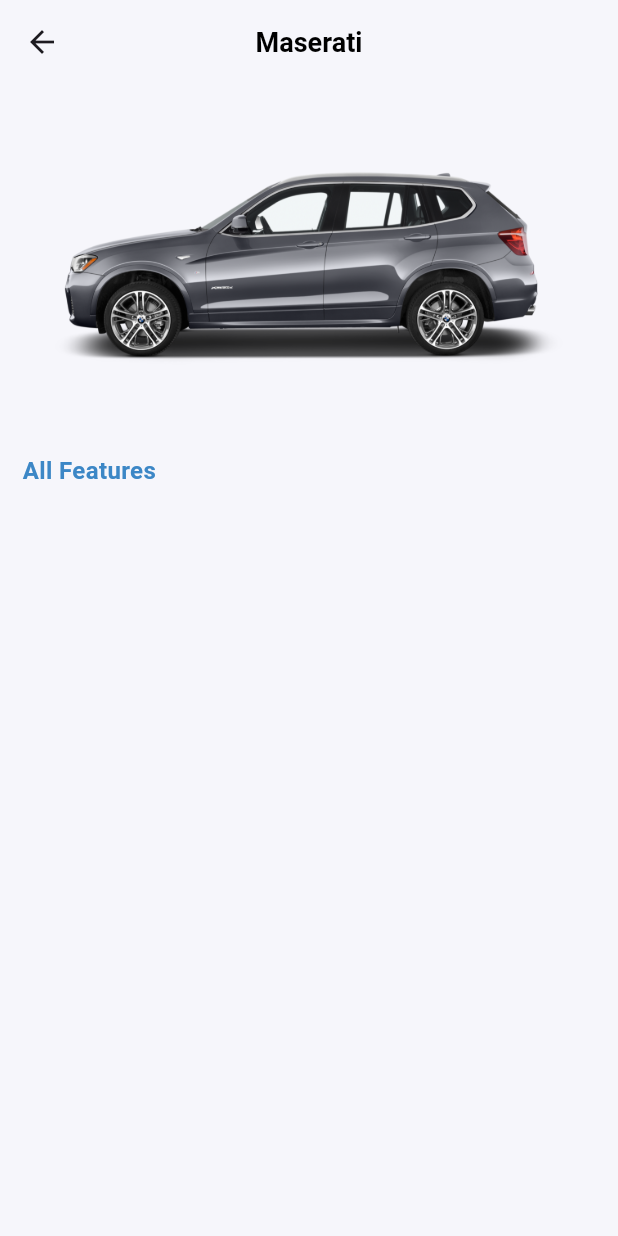
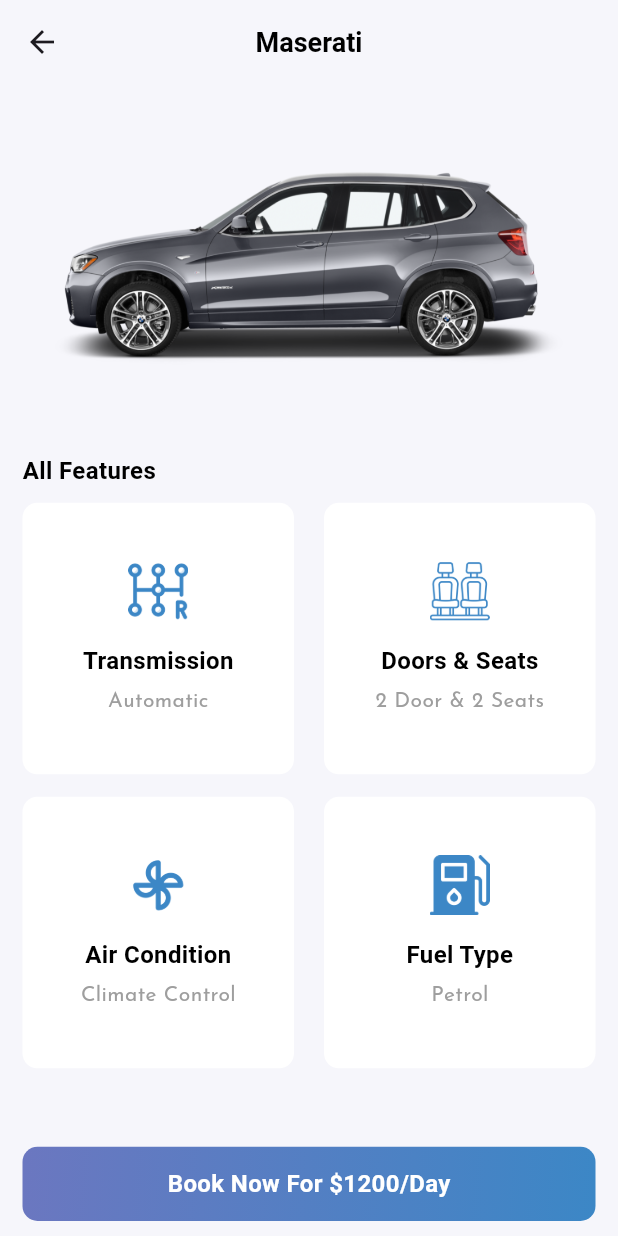
Before and after one commit to ihsankhan-752/Carvana, a Flutter app: the CustomNavbarView screen opened by its route, after a tap on "Maserati", on a phone screen of 412 x 824 dp. Run offline on Flutter 3.47's test engine with Material 3 defaults, Android fonts, the phone set to English and light mode, and no system bars; our stand-ins replace cloud_firestore, firebase_auth, firebase_core, fluttertoast, get, google_fonts and 1 more; accounts and stored records are empty; network calls fail.

Commit message:
Home Detail View completed

```diff
--- /dev/null
+++ b/lib/models/car/car_features_model.dart
@@ -0,0 +1,11 @@
+class CarFeaturesModel {
+  final String icon;
+  final String title;
+  final String subTitle;
+
+  const CarFeaturesModel({
+    required this.icon,
+    required this.title,
+    required this.subTitle,
+  });
+}
--- a/lib/res/assets/app_icons.dart
+++ b/lib/res/assets/app_icons.dart
@@ -1,4 +1,8 @@
 class AppIcons {
   static const String licenseIcon = 'assets/icons/license.png';
   static const String passportIcon = 'assets/icons/passport.png';
+  static const String transmissionIcon = 'assets/icons/transmission.png';
+  static const String seatIcon = 'assets/icons/seat.png';
+  static const String acIcon = 'assets/icons/ac.png';
+  static const String fuelIcon = 'assets/icons/fuel.png';
 }
--- a/lib/res/lists/lists.dart
+++ b/lib/res/lists/lists.dart
@@ -1,9 +1,11 @@
+import 'package:carvana/models/car/car_features_model.dart';
 import 'package:carvana/models/notification/notification_model.dart';
 import 'package:carvana/res/assets/app_images.dart';
 import 'package:carvana/res/assets/car_logos.dart';
 import 'package:flutter/material.dart';
 
 import '../../models/car/car_model.dart';
+import '../assets/app_icons.dart';
 
 List<NotificationModel> notificationList = const [
   NotificationModel(
@@ -44,3 +46,10 @@ List<CarModel> carList = [
   CarModel(carName: "Maserati", carImage: AppImages.audiCar),
   CarModel(carName: "BMW 2 Series", carImage: AppImages.bmwCar),
 ];
+
+List<CarFeaturesModel> carFeaturesList = const [
+  CarFeaturesModel(icon: AppIcons.transmissionIcon, title: "Transmission", subTitle: "Automatic"),
+  CarFeaturesModel(icon: AppIcons.seatIcon, title: "Doors & Seats", subTitle: "2 Door & 2 Seats"),
+  CarFeaturesModel(icon: AppIcons.acIcon, title: "Air Condition", subTitle: "Climate Control"),
+  CarFeaturesModel(icon: AppIcons.fuelIcon, title: "Fuel Type", subTitle: "Petrol"),
+];
--- a/lib/view/navbar/home/home_detail_view.dart
+++ b/lib/view/navbar/home/home_detail_view.dart
@@ -1,7 +1,10 @@
 import 'package:carvana/models/car/car_model.dart';
 import 'package:carvana/res/colors/app_colors.dart';
+import 'package:carvana/res/components/buttons/primary_button.dart';
 import 'package:carvana/res/text_styles/app_text_styles.dart';
+import 'package:carvana/view/navbar/home/widgets/all_features_widget_detail_view.dart';
 import 'package:flutter/material.dart';
+import 'package:get/get.dart';
 
 class HomeDetailView extends StatefulWidget {
   final CarModel carModel;
@@ -30,7 +33,8 @@ class _HomeDetailViewState extends State<HomeDetailView> {
         title: Text(widget.carModel.carName, style: AppTextStyles.h1Bold.copyWith(fontSize: 18)),
         centerTitle: true,
       ),
-      body: Column(
+      body: SingleChildScrollView(
+        child: Column(
           crossAxisAlignment: CrossAxisAlignment.start,
           children: [
             Center(
@@ -56,15 +60,24 @@ class _HomeDetailViewState extends State<HomeDetailView> {
                 children: [
                   Text(
                     "All Features",
-                  style: AppTextStyles.h1Bold.copyWith(
-                    color: AppColors.primaryColor,
+                    style: AppTextStyles.h1Bold.copyWith(),
                   ),
-                )
+                  const SizedBox(height: 10),
+                  const AllFeaturesWidgetDetailView(),
                 ],
               ),
             ),
           ],
         ),
+      ),
+      bottomNavigationBar: Container(
+        margin: const EdgeInsets.only(bottom: 10, left: 15, right: 15),
+        height: Get.height * 0.06,
+        width: Get.width,
+        child: const PrimaryButton(
+          title: "Book Now For \$1200/Day",
+        ),
+      ),
     );
   }
 }
--- /dev/null
+++ b/lib/view/navbar/home/widgets/all_features_widget_detail_view.dart
@@ -0,0 +1,49 @@
+import 'package:flutter/material.dart';
+
+import '../../../../res/colors/app_colors.dart';
+import '../../../../res/lists/lists.dart';
+import '../../../../res/text_styles/app_text_styles.dart';
+
+class AllFeaturesWidgetDetailView extends StatelessWidget {
+  const AllFeaturesWidgetDetailView({super.key});
+
+  @override
+  Widget build(BuildContext context) {
+    return GridView.builder(
+      shrinkWrap: true,
+      physics: const NeverScrollableScrollPhysics(),
+      gridDelegate: const SliverGridDelegateWithFixedCrossAxisCount(
+        crossAxisCount: 2,
+        mainAxisSpacing: 15,
+        crossAxisSpacing: 20,
+      ),
+      itemCount: carFeaturesList.length,
+      itemBuilder: (context, index) {
+        final carFeatures = carFeaturesList[index];
+        return Container(
+          decoration: BoxDecoration(
+            color: AppColors.primaryWhite,
+            borderRadius: BorderRadius.circular(10),
+          ),
+          child: Column(
+            mainAxisAlignment: MainAxisAlignment.center,
+            children: [
+              SizedBox(
+                height: 40,
+                width: 40,
+                child: Image.asset(
+                  carFeatures.icon,
+                  color: AppColors.primaryColor,
+                ),
+              ),
+              const SizedBox(height: 15),
+              Text(carFeatures.title, style: AppTextStyles.h1Bold),
+              const SizedBox(height: 5),
+              Text(carFeatures.subTitle, style: AppTextStyles.h1.copyWith(fontSize: 14, color: AppColors.primaryGrey))
+            ],
+          ),
+        );
+      },
+    );
+  }
+}
--- a/pubspec.yaml
+++ b/pubspec.yaml
@@ -46,6 +46,8 @@ dependencies:
   intl: ^0.19.0
   flutter_3d_controller: ^2.0.2
   photo_view: ^0.15.0
+  font_awesome_flutter: ^10.7.0
+  image_gradient: ^0.0.2
 
 dev_dependencies:
   flutter_test:
```
Also changed, not shown: assets/icons/ac.png (added), assets/icons/fuel.png (added), assets/icons/seat.png (added), assets/icons/transmission.png (added), pubspec.lock. Lines whose indentation alone changed are shown as unchanged.
